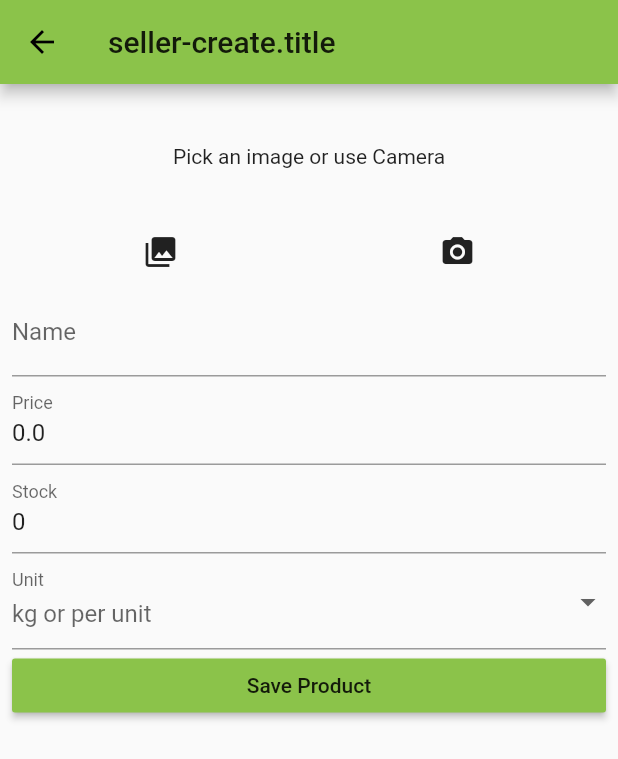
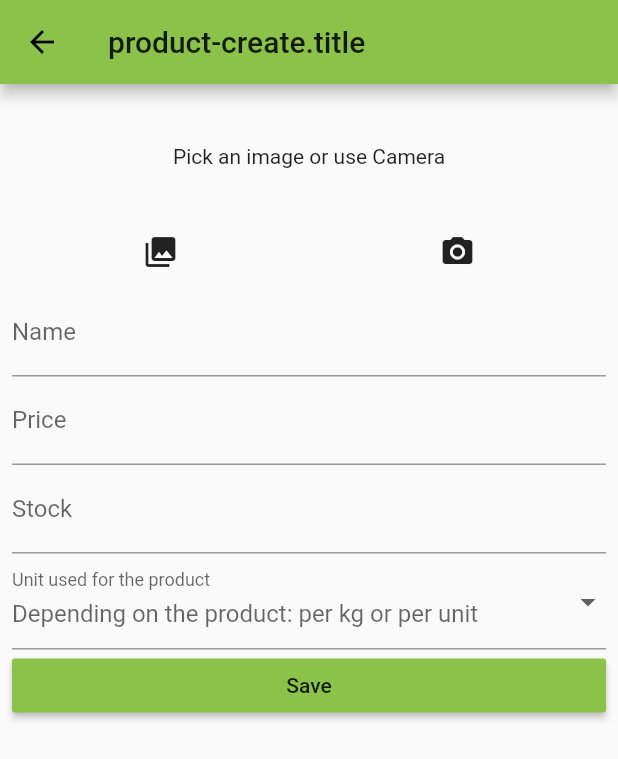
Before and after one commit to GrandSchtroumpf/veggie-market-flutter, a Flutter app: the ProductCreate screen opened by its route, on a phone screen of 412 x 824 dp. Shown: the top 759 px of the screen. Run offline on Flutter 3.47's test engine with Material 2 defaults, Android fonts, the phone set to English and light mode, and no system bars; our stand-ins replace badges, cloud_firestore, firebase_auth, firebase_core, firebase_storage, flutter_i18n and 4 more; accounts and stored records are empty.

Commit message:
more intl

```diff
--- a/assets/i18n/en.json
+++ b/assets/i18n/en.json
@@ -25,6 +25,9 @@
     "market": "Market",
     "order": "My orders",
     "signout": "Signout"
+  },
+  "image": {
+    "pick": "Pick an image or use Camera"
   },
   "buyer": {
     "product-list": {
@@ -69,12 +72,28 @@
     "product-edit": {
       "title": "Modify product"
     },
+    "product-form": {
+      "name-label": "Name",
+      "name-hint": "Name of a product",
+      "price-label": "Price",
+      "price-hint": "Euro per unit",
+      "stock-label": "Stock",
+      "stock-hint": "Amount currently available",
+      "unit-label": "Unit used for the product",
+      "unit-hint": "Depending on the product: per kg or per unit",
+      "submit": "Save"
+    },
     "order-list": {
       "title": "My orders",
       "loading": "Loading orders"
     },
     "seller-edit": {
       "title": "Modify your profile"
+    },
+    "seller-form": {
+      "name-label": "Name",
+      "name-hint": "Name of your company",
+      "sumbit": "Save"
     }
   }
 }
--- a/lib/dashboard/product-create.dart
+++ b/lib/dashboard/product-create.dart
@@ -5,7 +5,7 @@ import '../product/model.dart';
 import '../product/form.dart';
 
 class ProductCreate extends StatelessWidget {
-  final intl = const Intl('seller-create');
+  final intl = const Intl('product-create');
   @override
   Widget build(BuildContext context) {
     final service = ServiceProvider.of(context).product;
--- a/lib/dashboard/product-edit.dart
+++ b/lib/dashboard/product-edit.dart
@@ -6,7 +6,7 @@ import '../product/model.dart';
 import '../product/form.dart';
 
 class ProductEdit extends StatelessWidget {
-  final intl = const Intl('seller-edit');
+  final intl = const Intl('seller.product-edit');
 
   @override
   Widget build(BuildContext context) {
--- a/lib/image/tools.dart
+++ b/lib/image/tools.dart
@@ -2,6 +2,7 @@ import 'dart:io';
 import 'package:flutter/material.dart';
 import 'package:image_picker/image_picker.dart';
 import 'package:image_cropper/image_cropper.dart';
+import '../intl.dart';
 
 ///////////////
 /// DISPLAY ///
@@ -37,6 +38,7 @@ class DisplayImage extends StatelessWidget {
 ////////////
 
 class PickImage extends StatelessWidget {
+  final intl = const Intl('image');
   final imgPicker = ImagePicker();
   final Function(File) onPicked;
   PickImage({this.onPicked});
@@ -63,7 +65,7 @@ class PickImage extends StatelessWidget {
       children: [
         Center(
           heightFactor: 5.0,
-          child: Text('Pick an image or use Camera'),
+          child: intl.text('pick'),
         ),
         Row(
           mainAxisAlignment: MainAxisAlignment.spaceAround,
--- a/lib/product/form.dart
+++ b/lib/product/form.dart
@@ -1,8 +1,10 @@
 import 'package:flutter/material.dart';
+import '../intl.dart';
 import '../image/form.dart';
 import './model.dart';
 
 class ProductForm extends StatelessWidget {
+  final intl = const Intl('seller.product-form');
   final _formKey = GlobalKey<FormState>();
   final Product product;
   final Function onSubmit;
@@ -32,9 +34,9 @@ class ProductForm extends StatelessWidget {
               /// NAME ///
               TextFormField(
                 initialValue: product.name,
-                decoration: const InputDecoration(
-                  labelText: 'Name',
-                  hintText: 'The name of the product',
+                decoration: InputDecoration(
+                  labelText: intl.string(context, 'name-label'),
+                  hintText: intl.string(context, 'name-hint'),
                 ),
                 keyboardType: TextInputType.text,
                 onSaved: (String name) => product.name = name,
@@ -42,10 +44,10 @@ class ProductForm extends StatelessWidget {
 
               /// PRICE ///
               TextFormField(
-                initialValue: product.price.toString(),
-                decoration: const InputDecoration(
-                  labelText: 'Price',
-                  hintText: '€ / unit',
+                initialValue: product.price?.toString(),
+                decoration: InputDecoration(
+                  labelText: intl.string(context, 'price-label'),
+                  hintText: intl.string(context, 'price-hint'),
                 ),
                 keyboardType: TextInputType.number,
                 onSaved: (String price) => product.price = double.parse(price),
@@ -53,10 +55,10 @@ class ProductForm extends StatelessWidget {
 
               /// STOCK ///
               TextFormField(
-                initialValue: product.stock.toString(),
-                decoration: const InputDecoration(
-                  labelText: 'Stock',
-                  hintText: 'Current amount available',
+                initialValue: product.stock?.toString(),
+                decoration: InputDecoration(
+                  labelText: intl.string(context, 'stock-label'),
+                  hintText: intl.string(context, 'stock-hint'),
                 ),
                 keyboardType: TextInputType.number,
                 onSaved: (String stock) => product.stock = int.parse(stock),
@@ -65,9 +67,9 @@ class ProductForm extends StatelessWidget {
               /// UNIT ///
               DropdownButtonFormField(
                 value: product.unit,
-                decoration: const InputDecoration(
-                  labelText: 'Unit',
-                  hintText: 'kg or per unit',
+                decoration: InputDecoration(
+                  labelText: intl.string(context, 'unit-label'),
+                  hintText: intl.string(context, 'unit-hint'),
                 ),
                 items: [
                   DropdownMenuItem(
@@ -85,7 +87,7 @@ class ProductForm extends StatelessWidget {
 
               /// SAVE ///
               RaisedButton(
-                child: Text('Save Product'),
+                child: intl.text('submit'),
                 color: Theme.of(context).primaryColor,
                 onPressed: () {
                   _formKey.currentState.save();
--- a/lib/product/model.dart
+++ b/lib/product/model.dart
@@ -20,9 +20,9 @@ class Product {
     this.image,
     this.file,
     this.unit,
-    this.name = '',
-    this.price = 0.0,
-    this.stock = 0,
+    this.name,
+    this.price,
+    this.stock,
   });
 
   String get id {
```
Also changed, not shown: assets/i18n/fr.json (+19 -0 lines), lib/seller/form.dart (+6 -4 lines).
